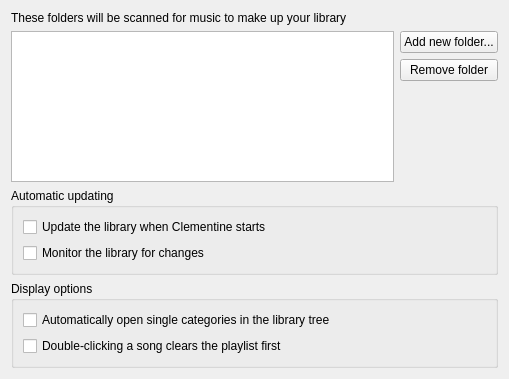
Above: src/library/libraryconfig.ui from clementine-player/Clementine before the change. Below: the same form after it.
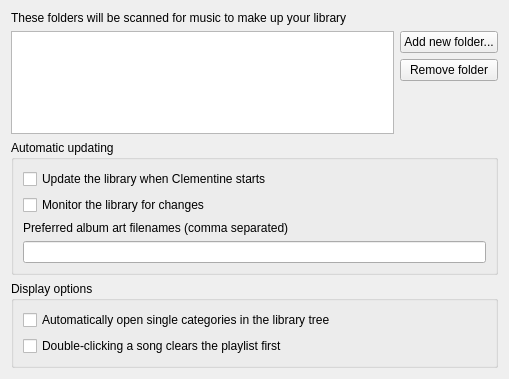
That is the form after the change.

Commit message: Make the library scanner use filter words for selecting cover art.  Thanks markwatkinson.  Fixes issue #634

```diff
--- a/src/library/libraryconfig.ui
+++ b/src/library/libraryconfig.ui
@@ -89,6 +89,23 @@
         </property>
        </widget>
       </item>
+      <item>
+       <widget class="QLabel" name="label_2">
+        <property name="text">
+         <string>Preferred album art filenames (comma separated)</string>
+        </property>
+       </widget>
+      </item>
+      <item>
+       <widget class="QLineEdit" name="cover_art_patterns">
+        <property name="toolTip">
+         <string>When looking for album art Clementine will first look for picture files that contain one of these words.  If there are no matches then it will use the largest image in the directory.</string>
+        </property>
+        <property name="text">
+         <string/>
+        </property>
+       </widget>
+      </item>
      </layout>
     </widget>
    </item>
```
The commit also changes 48 other files.
